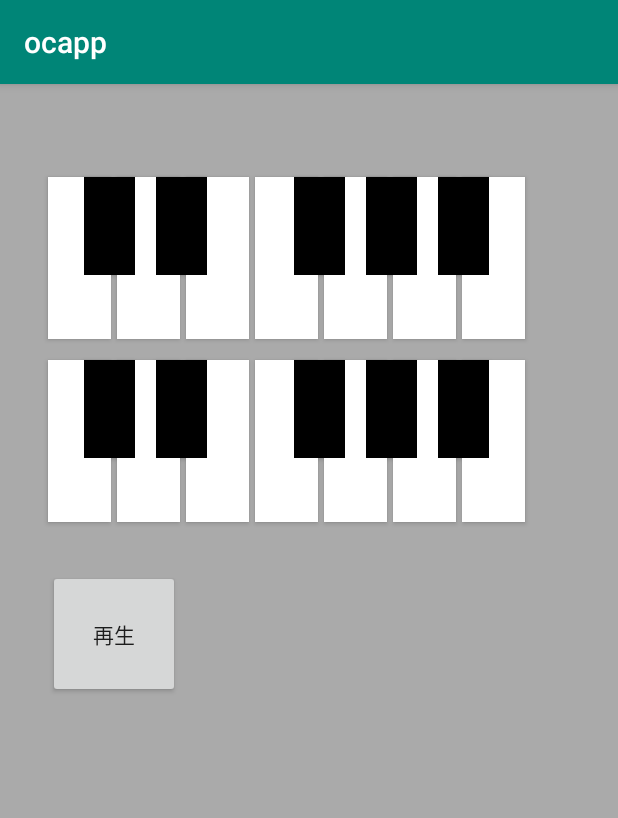
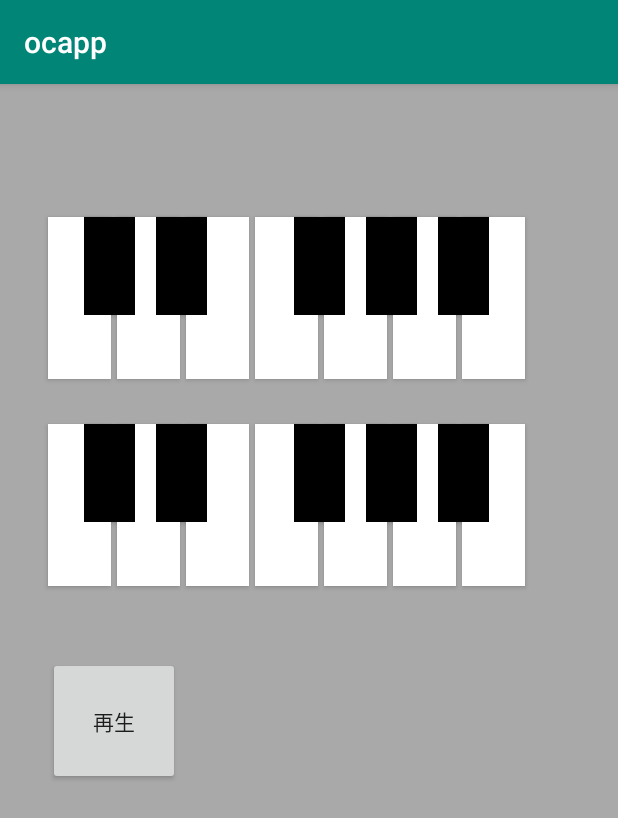
Before and after one commit to masterpiece015v/ocapp, an Android app: the screen it shows after launch (MainActivity), on a phone screen of 412 x 824 dp. Shown: the top 818 px of the screen. Run offline under Robolectric (Android 15) with nearby library versions, the phone set to English and light mode, and no system bars.

Commit message:
20200323

```diff
--- a/app/src/main/res/layout/activity_main.xml
+++ b/app/src/main/res/layout/activity_main.xml
@@ -103,7 +103,7 @@
         android:layout_width="wrap_content"
         android:layout_height="wrap_content"
         android:orientation="horizontal"
-        app:layout_constraintGuide_begin="54dp" />
+        app:layout_constraintGuide_begin="81dp" />
 
     <Button
         android:id="@+id/mi1"
@@ -160,7 +160,7 @@
         android:layout_width="wrap_content"
         android:layout_height="wrap_content"
         android:orientation="horizontal"
-        app:layout_constraintGuide_begin="180dp" />
+        app:layout_constraintGuide_begin="223dp" />
 
     <Button
         android:id="@+id/play"
@@ -277,6 +277,6 @@
         android:layout_width="wrap_content"
         android:layout_height="wrap_content"
         android:orientation="horizontal"
-        app:layout_constraintGuide_begin="308dp" />
+        app:layout_constraintGuide_begin="366dp" />
 
 </android.support.constraint.ConstraintLayout>
--- a/app/src/main/res/values/styles.xml
+++ b/app/src/main/res/values/styles.xml
@@ -1,13 +1,12 @@
 <resources>
-
-    <!-- Base application theme. -->
+    <!-- Base application theme.-->
     <style name="AppTheme" parent="Theme.AppCompat.Light.DarkActionBar">
-        <!-- Customize your theme here. -->
         <item name="colorPrimary">@color/colorPrimary</item>
         <item name="colorPrimaryDark">@color/colorPrimaryDark</item>
         <item name="colorAccent">@color/colorAccent</item>
         <!--<item name="android:windowBackground">@drawable/back01</item>-->
-        <item name="android:windowBackground">@android:color/darker_gray</item>
+        <item name="android:windowBackground">#a9a9a9</item>
     </style>
 
+
 </resources>
```
